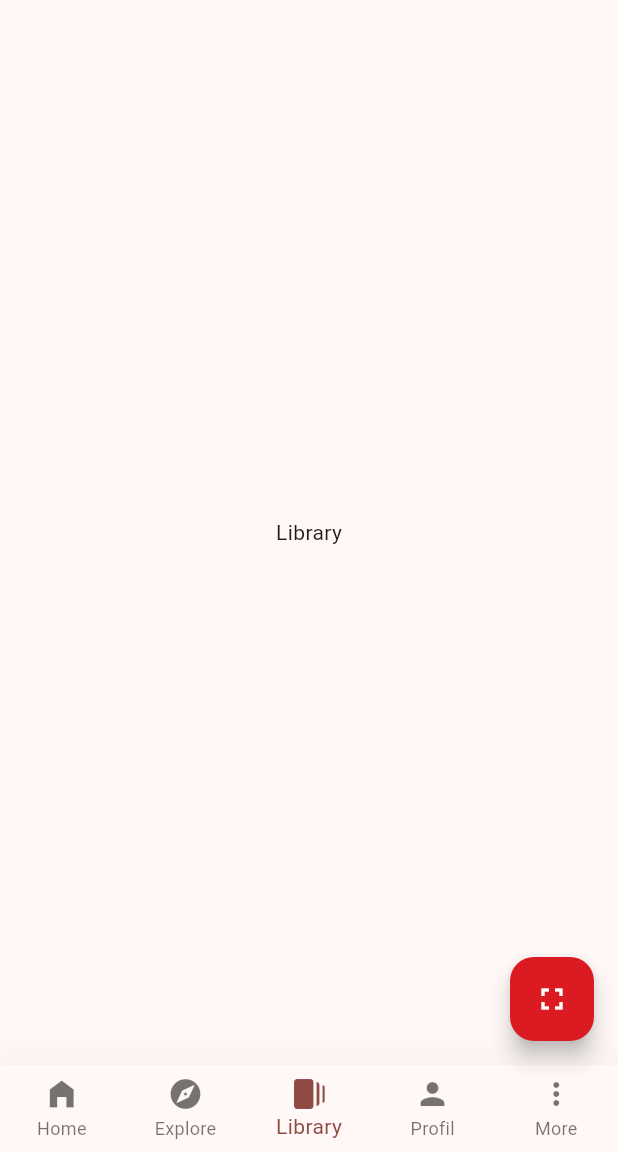
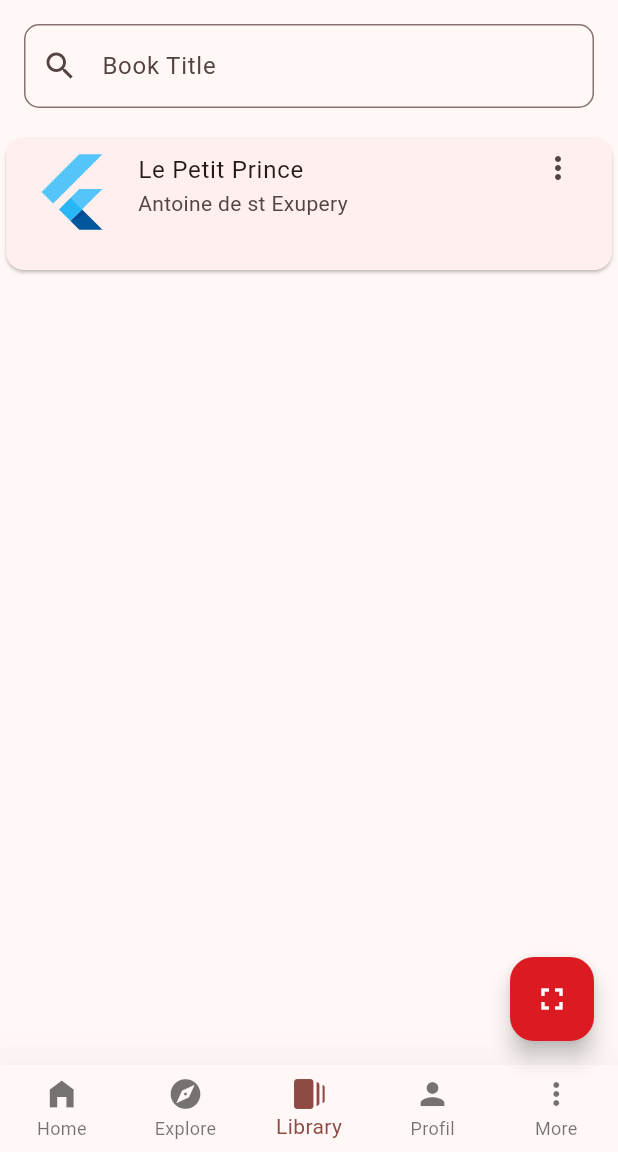
Before and after one commit to tchoupemartinjunior/flutter-app, a Flutter app: the screen it shows after launch, item 3 of the bottom bar chosen, on a phone screen of 412 x 824 dp, the part 84-1236 px from its top. Run offline on Flutter 3.47's test engine with Material 3 defaults, Android fonts, the phone set to English and light mode, and no system bars; missing offline and left inert: flutter_barcode_scanner.

Commit message:
search bar and book card v1

```diff
--- a/lib/pages/library/library_page.dart
+++ b/lib/pages/library/library_page.dart
@@ -1,4 +1,7 @@
+import 'package:flutter/cupertino.dart';
 import 'package:flutter/material.dart';
+import 'package:flutter/rendering.dart';
+import 'package:flutter/widgets.dart';
 export '../library/library_page.dart';
 
 class LibraryPage extends StatefulWidget {
@@ -11,12 +14,39 @@ class LibraryPage extends StatefulWidget {
 class _LibraryPageState extends State<LibraryPage> {
   @override
   Widget build(BuildContext context) {
-    return const Scaffold(
-      body: Center(
-        child: Column(
-          mainAxisAlignment: MainAxisAlignment.center,
-          children: <Widget>[Text("Library")],
+    return Scaffold(
+      body: Column(
+        children:<Widget>[
+          Container(
+            margin: const EdgeInsets.fromLTRB(16, 16, 16, 16),
+            child:TextField(
+              decoration: InputDecoration(
+                prefixIcon: const Icon(Icons.search),
+                hintText: 'Book Title',
+                border:OutlineInputBorder(
+                  borderRadius:BorderRadius.circular(10),
+                  borderSide: const BorderSide(color:Colors.grey)
+                )
+              ),
+            )
+          ),
+          Expanded(
+        child: ListView(
+          children:const [
+            Card(
+              child: ListTile(
+                leading:FlutterLogo(size:56.0),
+                title: Text('Le Petit Prince'),
+                subtitle: Text('Antoine de st Exupery'),
+                isThreeLine: true,
+                trailing: Icon(Icons.more_vert)
+              )
+            )
+          ],
         ),
+          )
+        ]
+
       ),
     );
   }
```
